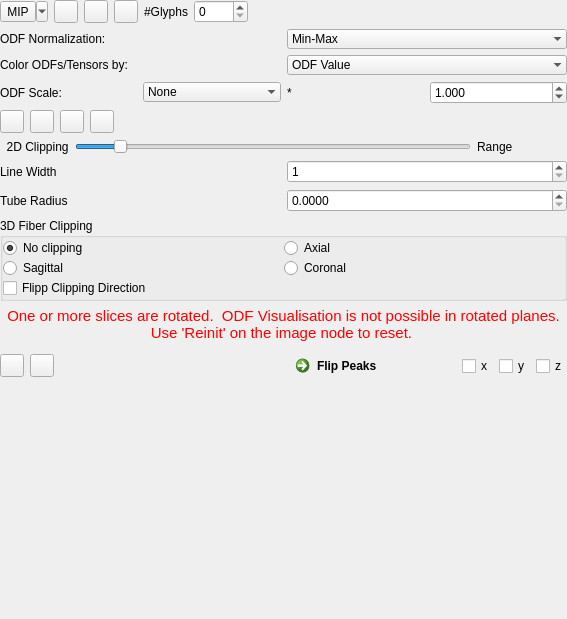
The window that Plugins/org.mitk.gui.qt.diffusionimaging/src/internal/QmitkControlVisualizationPropertiesViewControls.ui (MITK/MITK) describes before a commit, drawn with Qt 5.
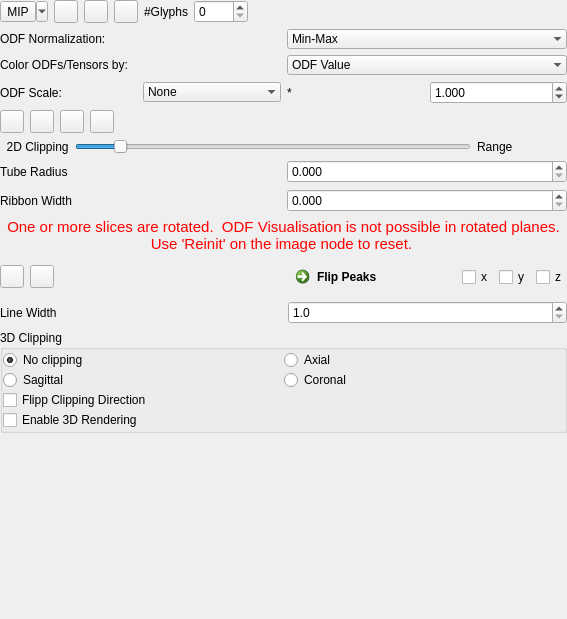
The same window after the commit. Icons and pictures are not drawn.

Commit message: Added 3D peak mapper

What changed in the file:
```diff
--- a/Plugins/org.mitk.gui.qt.diffusionimaging/src/internal/QmitkControlVisualizationPropertiesViewControls.ui
+++ b/Plugins/org.mitk.gui.qt.diffusionimaging/src/internal/QmitkControlVisualizationPropertiesViewControls.ui
@@ -663,16 +663,6 @@
          <property name="bottomMargin">
           <number>0</number>
          </property>
-         <item row="0" column="1">
-          <widget class="QSpinBox" name="m_LineWidth">
-           <property name="minimum">
-            <number>1</number>
-           </property>
-           <property name="maximum">
-            <number>10</number>
-           </property>
-          </widget>
-         </item>
          <item row="1" column="0">
           <widget class="QLabel" name="label_8">
            <property name="text">
@@ -680,82 +670,30 @@
            </property>
           </widget>
          </item>
-         <item row="0" column="0">
-          <widget class="QLabel" name="label_7">
-           <property name="text">
-            <string>Line Width</string>
-           </property>
-          </widget>
-         </item>
          <item row="1" column="1">
           <widget class="QDoubleSpinBox" name="m_TubeWidth">
            <property name="decimals">
-            <number>4</number>
+            <number>3</number>
            </property>
            <property name="singleStep">
             <double>0.100000000000000</double>
-           </property>
-          </widget>
-         </item>
-        </layout>
-       </widget>
-      </item>
-      <item>
-       <widget class="QGroupBox" name="m_3DClippingBox">
-        <property name="title">
-         <string>3D Fiber Clipping</string>
-        </property>
-        <layout class="QGridLayout" name="gridLayout_5">
-         <property name="leftMargin">
-          <number>0</number>
-         </property>
-         <property name="topMargin">
-          <number>0</number>
-         </property>
-         <property name="rightMargin">
-          <number>0</number>
-         </property>
-         <property name="bottomMargin">
-          <number>0</number>
-         </property>
-         <property name="spacing">
-          <number>0</number>
-         </property>
-         <item row="3" column="0">
-          <widget class="QRadioButton" name="m_Clip2">
-           <property name="text">
-            <string>Sagittal</string>
            </property>
           </widget>
          </item>
          <item row="2" column="0">
-          <widget class="QRadioButton" name="m_Clip0">
+          <widget class="QLabel" name="label_9">
            <property name="text">
-            <string>No clipping</string>
-           </property>
-           <property name="checked">
-            <bool>true</bool>
-           </property>
-          </widget>
-         </item>
-         <item row="3" column="1">
-          <widget class="QRadioButton" name="m_Clip3">
-           <property name="text">
-            <string>Coronal</string>
+            <string>Ribbon Width</string>
            </property>
           </widget>
          </item>
          <item row="2" column="1">
-          <widget class="QRadioButton" name="m_Clip1">
-           <property name="text">
-            <string>Axial</string>
+          <widget class="QDoubleSpinBox" name="m_RibbonWidth">
+           <property name="decimals">
+            <number>3</number>
            </property>
-          </widget>
-         </item>
-         <item row="4" column="0">
-          <widget class="QCheckBox" name="m_FlipClipBox">
-           <property name="text">
-            <string>Flipp Clipping Direction</string>
+           <property name="singleStep">
+            <double>0.100000000000000</double>
            </property>
           </widget>
          </item>
@@ -810,20 +748,7 @@
       <property name="bottomMargin">
        <number>0</number>
       </property>
-      <item row="0" column="3">
-       <spacer name="horizontalSpacer_3">
-        <property name="orientation">
-         <enum>Qt::Horizontal</enum>
-        </property>
-        <property name="sizeHint" stdset="0">
-         <size>
-          <width>40</width>
-          <height>20</height>
-         </size>
-        </property>
-       </spacer>
-      </item>
-      <item row="0" column="4">
+      <item row="0" column="2">
        <widget class="QFrame" name="frame">
         <property name="frameShape">
          <enum>QFrame::NoFrame</enum>
@@ -844,7 +769,28 @@
          <property name="bottomMargin">
           <number>0</number>
          </property>
-         <item row="0" column="0">
+         <item row="1" column="3">
+          <widget class="QCheckBox" name="m_FlipPeaksY">
+           <property name="text">
+            <string>y</string>
+           </property>
+          </widget>
+         </item>
+         <item row="1" column="4">
+          <widget class="QCheckBox" name="m_FlipPeaksZ">
+           <property name="text">
+            <string>z</string>
+           </property>
+          </widget>
+         </item>
+         <item row="1" column="2">
+          <widget class="QCheckBox" name="m_FlipPeaksX">
+           <property name="text">
+            <string>x</string>
+           </property>
+          </widget>
+         </item>
+         <item row="1" column="1">
           <widget class="QCommandLinkButton" name="m_FlipPeaksButton">
            <property name="sizePolicy">
             <sizepolicy hsizetype="Minimum" vsizetype="Preferred">
@@ -857,55 +803,163 @@
            </property>
           </widget>
          </item>
-         <item row="0" column="1">
-          <widget class="QCheckBox" name="m_FlipPeaksX">
-           <property name="text">
-            <string>x</string>
-           </property>
-          </widget>
-         </item>
-         <item row="0" column="2">
-          <widget class="QCheckBox" name="m_FlipPeaksY">
-           <property name="text">
-            <string>y</string>
-           </property>
-          </widget>
-         </item>
-         <item row="0" column="3">
-          <widget class="QCheckBox" name="m_FlipPeaksZ">
-           <property name="text">
-            <string>z</string>
-           </property>
-          </widget>
-         </item>
         </layout>
        </widget>
       </item>
-      <item row="0" column="1">
-       <widget class="QToolButton" name="m_ResetColoring2">
-        <property name="toolTip">
-         <string>Reset to Default Coloring</string>
-        </property>
-        <property name="text">
-         <string/>
-        </property>
-        <property name="icon">
-         <iconset resource="../../resources/QmitkDiffusionImaging.qrc">
-          <normaloff>:/QmitkDiffusionImaging/reset.png</normaloff>:/QmitkDiffusionImaging/reset.png</iconset>
-        </property>
-       </widget>
-      </item>
       <item row="0" column="0">
-       <widget class="QToolButton" name="m_SetColor1">
-        <property name="toolTip">
-         <string>Reset to Default Coloring</string>
+       <widget class="QFrame" name="frame_3">
+        <property name="frameShape">
+         <enum>QFrame::NoFrame</enum>
         </property>
+        <property name="frameShadow">
+         <enum>QFrame::Raised</enum>
+        </property>
+        <layout class="QGridLayout" name="gridLayout_7">
+         <property name="leftMargin">
+          <number>0</number>
+         </property>
+         <property name="topMargin">
+          <number>0</number>
+         </property>
+         <property name="rightMargin">
+          <number>0</number>
+         </property>
+         <property name="bottomMargin">
+          <number>0</number>
+         </property>
+         <item row="0" column="1">
+          <widget class="QToolButton" name="m_ResetColoring2">
+           <property name="toolTip">
+            <string>Reset to Default Coloring</string>
+           </property>
+           <property name="text">
+            <string/>
+           </property>
+           <property name="icon">
+            <iconset resource="../../resources/QmitkDiffusionImaging.qrc">
+             <normaloff>:/QmitkDiffusionImaging/reset.png</normaloff>:/QmitkDiffusionImaging/reset.png</iconset>
+           </property>
+          </widget>
+         </item>
+         <item row="0" column="0">
+          <widget class="QToolButton" name="m_SetColor1">
+           <property name="toolTip">
+            <string>Reset to Default Coloring</string>
+           </property>
+           <property name="text">
+            <string/>
+           </property>
+           <property name="icon">
+            <iconset resource="../../resources/QmitkDiffusionImaging.qrc">
+             <normaloff>:/QmitkDiffusionImaging/color64.gif</normaloff>:/QmitkDiffusionImaging/color64.gif</iconset>
+           </property>
+          </widget>
+         </item>
+         <item row="0" column="2">
+          <spacer name="horizontalSpacer_3">
+           <property name="orientation">
+            <enum>Qt::Horizontal</enum>
+           </property>
+           <property name="sizeHint" stdset="0">
+            <size>
+             <width>40</width>
+             <height>20</height>
+            </size>
+           </property>
+          </spacer>
+         </item>
+        </layout>
+       </widget>
+      </item>
+      <item row="1" column="0">
+       <widget class="QLabel" name="label_7">
         <property name="text">
-         <string/>
+         <string>Line Width</string>
         </property>
-        <property name="icon">
-         <iconset resource="../../resources/QmitkDiffusionImaging.qrc">
-          <normaloff>:/QmitkDiffusionImaging/color64.gif</normaloff>:/QmitkDiffusionImaging/color64.gif</iconset>
+       </widget>
+      </item>
+      <item row="1" column="2">
+       <widget class="QDoubleSpinBox" name="m_LineWidth">
+        <property name="decimals">
+         <number>1</number>
+        </property>
+        <property name="minimum">
+         <double>1.000000000000000</double>
+        </property>
+        <property name="singleStep">
+         <double>0.100000000000000</double>
+        </property>
+        <property name="value">
+         <double>1.000000000000000</double>
+        </property>
+       </widget>
+      </item>
+     </layout>
+    </widget>
+   </item>
+   <item>
+    <widget class="QGroupBox" name="m_3DClippingBox">
+     <property name="title">
+      <string>3D Clipping</string>
+     </property>
+     <layout class="QGridLayout" name="gridLayout_5">
+      <property name="leftMargin">
+       <number>0</number>
+      </property>
+      <property name="topMargin">
+       <number>0</number>
+      </property>
+      <property name="rightMargin">
+       <number>0</number>
+      </property>
+      <property name="bottomMargin">
+       <number>0</number>
+      </property>
+      <property name="spacing">
+       <number>0</number>
+      </property>
+      <item row="3" column="1">
+       <widget class="QRadioButton" name="m_Clip3">
+        <property name="text">
+         <string>Coronal</string>
+        </property>
+       </widget>
+      </item>
+      <item row="2" column="1">
+       <widget class="QRadioButton" name="m_Clip1">
+        <property name="text">
+         <string>Axial</string>
+        </property>
+       </widget>
+      </item>
+      <item row="2" column="0">
+       <widget class="QRadioButton" name="m_Clip0">
+        <property name="text">
+         <string>No clipping</string>
+        </property>
+        <property name="checked">
+         <bool>true</bool>
+        </property>
+       </widget>
+      </item>
+      <item row="3" column="0">
+       <widget class="QRadioButton" name="m_Clip2">
+        <property name="text">
+         <string>Sagittal</string>
+        </property>
+       </widget>
+      </item>
+      <item row="4" column="0">
+       <widget class="QCheckBox" name="m_FlipClipBox">
+        <property name="text">
+         <string>Flipp Clipping Direction</string>
+        </property>
+       </widget>
+      </item>
+      <item row="5" column="0">
+       <widget class="QCheckBox" name="m_Enable3dPeaks">
+        <property name="text">
+         <string>Enable 3D Rendering</string>
         </property>
        </widget>
       </item>
```
The commit also changes 13 other files.
